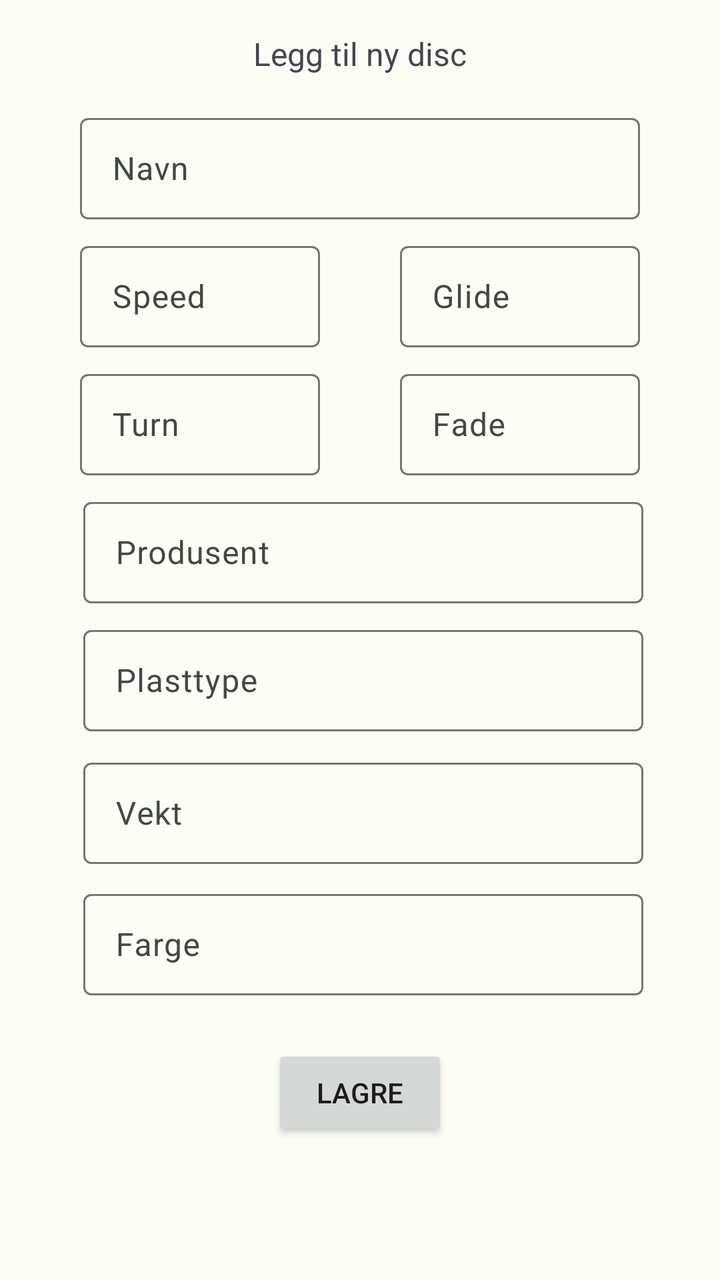
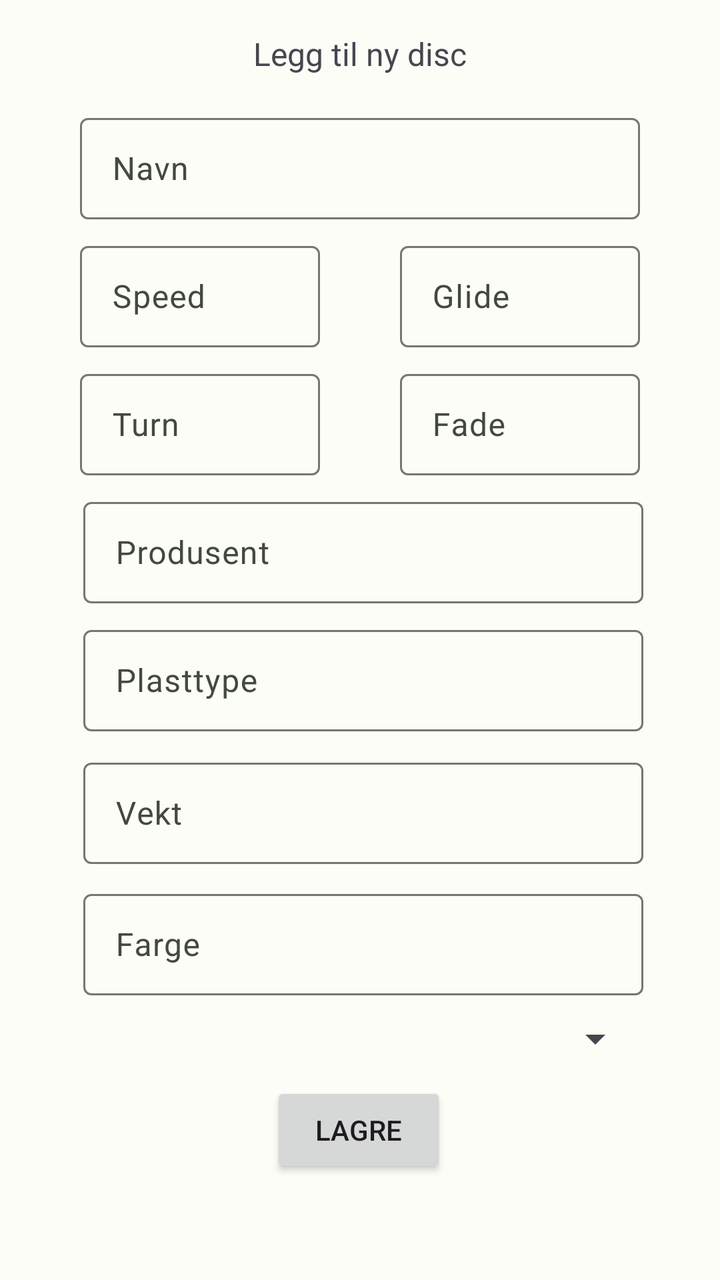

Before-and-after screenshots of an Android layout around one commit, followed by the original layout XML and the change that was made.
<!-- AndroidManifest.xml: application theme Theme.DiscgolfApp -->
<!-- res/layout/fragment_create_disc.xml -->
<?xml version="1.0" encoding="utf-8"?>
<androidx.constraintlayout.widget.ConstraintLayout xmlns:android="http://schemas.android.com/apk/res/android"
    xmlns:app="http://schemas.android.com/apk/res-auto"
    xmlns:tools="http://schemas.android.com/tools"
    android:layout_width="match_parent"
    android:layout_height="match_parent">

    <TextView
        android:id="@+id/textView6"
        android:layout_width="wrap_content"
        android:layout_height="wrap_content"
        android:layout_marginTop="16dp"
        android:text="@string/add_disc"
        android:textSize="16sp"
        app:layout_constraintEnd_toEndOf="parent"
        app:layout_constraintStart_toStartOf="parent"
        app:layout_constraintTop_toTopOf="parent" />

    <com.google.android.material.textfield.TextInputLayout
        style="@style/Widget.Material3.TextInputLayout.OutlinedBox"
        android:id="@+id/DiscNameTextInputLayout"
        android:layout_width="280dp"
        android:layout_height="56dp"
        android:layout_marginTop="16dp"
        android:hint="@string/name"
        app:layout_constraintEnd_toEndOf="parent"
        app:layout_constraintStart_toStartOf="parent"
        app:layout_constraintTop_toBottomOf="@+id/textView6">

        <com.google.android.material.textfield.TextInputEditText
            android:id="@+id/DiscNameEditText"
            android:layout_width="match_parent"
            android:layout_height="match_parent"
            android:background="@null"
            android:inputType="text"
            android:textColorHint="#757575"
            android:textSize="16sp"
            tools:ignore="TextContrastCheck" />
    </com.google.android.material.textfield.TextInputLayout>

    <com.google.android.material.textfield.TextInputLayout
        android:id="@+id/DiscSpeedTextInputLayout"
        android:layout_width="120dp"
        android:layout_height="56dp"
        android:layout_marginTop="8dp"
        app:layout_constraintStart_toStartOf="@+id/DiscNameTextInputLayout"
        app:layout_constraintTop_toBottomOf="@+id/DiscNameTextInputLayout">

        <com.google.android.material.textfield.TextInputEditText
            android:id="@+id/DiscSpeedEditText"
            android:layout_width="match_parent"
            android:layout_height="match_parent"
            android:hint="@string/speed"
            android:textColorHint="#757575"
            android:textSize="16sp"
            android:inputType="numberSigned"
            tools:ignore="TextContrastCheck" />
    </com.google.android.material.textfield.TextInputLayout>

    <com.google.android.material.textfield.TextInputLayout
        android:id="@+id/DiscGlideTextInputLayout"
        android:layout_width="120dp"
        android:layout_height="56dp"
        android:layout_marginTop="8dp"
        app:layout_constraintEnd_toEndOf="@+id/DiscNameTextInputLayout"
        app:layout_constraintTop_toBottomOf="@+id/DiscNameTextInputLayout">

        <com.google.android.material.textfield.TextInputEditText
            android:id="@+id/DiscGlideEditText"
            android:layout_width="match_parent"
            android:layout_height="match_parent"
            android:hint="@string/glide"
            android:textColorHint="#757575"
            android:textSize="16sp"
            android:inputType="numberSigned"
            tools:ignore="TextContrastCheck" />
    </com.google.android.material.textfield.TextInputLayout>

    <com.google.android.material.textfield.TextInputLayout
        android:id="@+id/DiscTurnTextInputLayout"
        android:layout_width="120dp"
        android:layout_height="56dp"
        android:layout_marginTop="8dp"
        app:layout_constraintStart_toStartOf="@+id/DiscNameTextInputLayout"
        app:layout_constraintTop_toBottomOf="@+id/DiscSpeedTextInputLayout">

        <com.google.android.material.textfield.TextInputEditText
            android:id="@+id/DiscTurnEditText"
            android:layout_width="match_parent"
            android:layout_height="match_parent"
            android:hint="@string/turn"
            android:textColorHint="#757575"
            android:textSize="16sp"
            android:inputType="numberSigned"
            tools:ignore="TextContrastCheck" />
    </com.google.android.material.textfield.TextInputLayout>

    <com.google.android.material.textfield.TextInputLayout
        android:id="@+id/DiscFadeTextInputLayout"
        android:layout_width="120dp"
        android:layout_height="56dp"
        android:layout_marginTop="8dp"
        app:layout_constraintEnd_toEndOf="@+id/DiscNameTextInputLayout"
        app:layout_constraintTop_toBottomOf="@+id/DiscGlideTextInputLayout">

        <com.google.android.material.textfield.TextInputEditText
            android:id="@+id/DiscFadeEditText"
            android:layout_width="match_parent"
            android:layout_height="match_parent"
            android:hint="@string/fade"
            android:textColorHint="#757575"
            android:textSize="16sp"
            android:inputType="numberSigned"
            tools:ignore="TextContrastCheck" />
    </com.google.android.material.textfield.TextInputLayout>

    <com.google.android.material.textfield.TextInputLayout
        android:id="@+id/DiscManufactureTextInputLayout"
        android:layout_width="280dp"
        android:layout_height="56dp"
        android:layout_marginTop="8dp"
        app:layout_constraintBottom_toBottomOf="parent"
        app:layout_constraintEnd_toEndOf="parent"
        app:layout_constraintHorizontal_bias="0.519"
        app:layout_constraintStart_toStartOf="parent"
        app:layout_constraintTop_toBottomOf="@+id/DiscTurnTextInputLayout"
        app:layout_constraintVertical_bias="0.0">

        <com.google.android.material.textfield.TextInputEditText
            android:id="@+id/DiscManufactureEditText"
            android:layout_width="match_parent"
            android:layout_height="match_parent"
            android:hint="@string/disc_manufacture"
            android:inputType="text"
            android:textColorHint="#757575"
            android:textSize="16sp"
            tools:ignore="TextContrastCheck" />
    </com.google.android.material.textfield.TextInputLayout>

    <com.google.android.material.textfield.TextInputLayout
        android:id="@+id/DiscPlasticTextInputLayout"
        android:layout_width="280dp"
        android:layout_height="56dp"
        android:layout_marginTop="8dp"
        android:layout_marginBottom="156dp"
        app:layout_constraintBottom_toBottomOf="parent"
        app:layout_constraintEnd_toEndOf="parent"
        app:layout_constraintHorizontal_bias="0.519"
        app:layout_constraintStart_toStartOf="parent"
        app:layout_constraintTop_toBottomOf="@+id/DiscManufactureTextInputLayout"
        app:layout_constraintVertical_bias="0.0">

        <com.google.android.material.textfield.TextInputEditText
            android:id="@+id/DiscPlasticEditText"
            android:layout_width="match_parent"
            android:layout_height="match_parent"
            android:hint="@string/disc_plastic"
            android:inputType="text"
            android:textColorHint="#757575"
            android:textSize="16sp"
            tools:ignore="TextContrastCheck" />
    </com.google.android.material.textfield.TextInputLayout>

    <com.google.android.material.textfield.TextInputLayout
        android:id="@+id/DiscWeightTextInputLayout"
        android:layout_width="280dp"
        android:layout_height="56dp"
        android:layout_marginTop="8dp"
        android:layout_marginBottom="16dp"
        app:layout_constraintBottom_toBottomOf="parent"
        app:layout_constraintEnd_toEndOf="parent"
        app:layout_constraintHorizontal_bias="0.519"
        app:layout_constraintStart_toStartOf="parent"
        app:layout_constraintTop_toBottomOf="@+id/DiscPlasticTextInputLayout"
        app:layout_constraintVertical_bias="0.012">

        <com.google.android.material.textfield.TextInputEditText
            android:id="@+id/DiscWeightEditText"
            android:layout_width="match_parent"
            android:layout_height="match_parent"
            android:hint="@string/disc_weight"
            android:inputType="number"
            android:textColorHint="#757575"
            android:textSize="16sp"
            tools:ignore="TextContrastCheck" />
    </com.google.android.material.textfield.TextInputLayout>

    <com.google.android.material.textfield.TextInputLayout
        android:id="@+id/DiscColorTextInputLayout"
        android:layout_width="280dp"
        android:layout_height="56dp"
        android:layout_marginTop="8dp"
        android:layout_marginBottom="16dp"
        app:layout_constraintBottom_toBottomOf="parent"
        app:layout_constraintEnd_toEndOf="parent"
        app:layout_constraintHorizontal_bias="0.519"
        app:layout_constraintStart_toStartOf="parent"
        app:layout_constraintTop_toBottomOf="@+id/DiscWeightTextInputLayout"
        app:layout_constraintVertical_bias="0.012">

        <com.google.android.material.textfield.TextInputEditText
            android:id="@+id/DiscColorEditText"
            android:layout_width="match_parent"
            android:layout_height="match_parent"
            android:hint="@string/disc_color"
            android:inputType="text"
            android:textColorHint="#757575"
            android:textSize="16sp"
            tools:ignore="TextContrastCheck" />
    </com.google.android.material.textfield.TextInputLayout>

    <Button
        android:id="@+id/saveDiscBtn"
        android:layout_width="wrap_content"
        android:layout_height="wrap_content"
        android:layout_marginTop="16dp"
        android:text="@string/save"
        app:layout_constraintBottom_toBottomOf="parent"
        app:layout_constraintEnd_toEndOf="parent"
        app:layout_constraintStart_toStartOf="parent"
        app:layout_constraintTop_toBottomOf="@+id/DiscColorTextInputLayout"
        app:layout_constraintVertical_bias="0.112" />


</androidx.constraintlayout.widget.ConstraintLayout>
<!-- resources referenced by this layout -->
<resources>
  <string name="add_disc">Legg til ny disc</string>
  <string name="disc_color">Farge</string>
  <string name="disc_manufacture">Produsent</string>
  <string name="disc_plastic">Plasttype</string>
  <string name="disc_weight">Vekt</string>
  <string name="fade">Fade</string>
  <string name="glide">Glide</string>
  <string name="name">Navn</string>
  <string name="save">Lagre</string>
  <string name="speed">Speed</string>
  <string name="turn">Turn</string>
  <color name="md_theme_light_primary">#266C2B</color>
  <color name="md_theme_light_onPrimary">#FFFFFF</color>
  <color name="md_theme_light_primaryContainer">#AAF5A4</color>
  <color name="md_theme_light_onPrimaryContainer">#002204</color>
  <color name="md_theme_light_secondary">#52634F</color>
  <color name="md_theme_light_onSecondary">#FFFFFF</color>
  <color name="md_theme_light_secondaryContainer">#D5E8CF</color>
  <color name="md_theme_light_onSecondaryContainer">#101F10</color>
  <color name="md_theme_light_tertiary">#38656A</color>
  <color name="md_theme_light_onTertiary">#FFFFFF</color>
  <color name="md_theme_light_tertiaryContainer">#BCEBF1</color>
  <color name="md_theme_light_onTertiaryContainer">#001F23</color>
  <color name="md_theme_light_error">#BA1A1A</color>
  <color name="md_theme_light_errorContainer">#FFDAD6</color>
  <color name="md_theme_light_onError">#FFFFFF</color>
  <color name="md_theme_light_onErrorContainer">#410002</color>
  <color name="md_theme_light_background">#FCFDF6</color>
  <color name="md_theme_light_onBackground">#1A1C19</color>
  <color name="md_theme_light_surface">#FCFDF6</color>
  <color name="md_theme_light_onSurface">#1A1C19</color>
  <color name="md_theme_light_surfaceVariant">#DEE5D8</color>
  <color name="md_theme_light_onSurfaceVariant">#424940</color>
  <color name="md_theme_light_outline">#72796F</color>
  <color name="md_theme_light_inverseOnSurface">#F0F1EB</color>
  <color name="md_theme_light_inverseSurface">#2F312D</color>
  <color name="md_theme_light_inversePrimary">#8FD88A</color>
  <!-- unchanged entries left out for length: 1 -->
</resources>

<!-- the commit's change to res/layout/fragment_create_disc.xml (unified diff, before → after) -->
@@ -217,9 +217,24 @@
         android:text="@string/save"
         app:layout_constraintBottom_toBottomOf="parent"
         app:layout_constraintEnd_toEndOf="parent"
+        app:layout_constraintHorizontal_bias="0.498"
         app:layout_constraintStart_toStartOf="parent"
         app:layout_constraintTop_toBottomOf="@+id/DiscColorTextInputLayout"
-        app:layout_constraintVertical_bias="0.112" />
+        app:layout_constraintVertical_bias="0.347" />
+
+    <Spinner
+        android:id="@+id/discTypeSpinner"
+        android:layout_width="280dp"
+        android:layout_height="46dp"
+        android:contentDescription="@string/disc_type"
+        android:spinnerMode="dialog"
+        app:layout_constraintBottom_toTopOf="@+id/saveDiscBtn"
+        app:layout_constraintEnd_toEndOf="@+id/DiscColorTextInputLayout"
+        app:layout_constraintStart_toStartOf="@+id/DiscColorTextInputLayout"
+        app:layout_constraintTop_toBottomOf="@+id/DiscColorTextInputLayout"
+        />
+
+
 
 
 </androidx.constraintlayout.widget.ConstraintLayout>
<!-- resource entries referenced after the edit -->
@@ -4,6 +4,7 @@
   <string name="disc_color">Farge</string>
   <string name="disc_manufacture">Produsent</string>
   <string name="disc_plastic">Plasttype</string>
+  <string name="disc_type">disc type</string>
   <string name="disc_weight">Vekt</string>
   <string name="fade">Fade</string>
   <string name="glide">Glide</string>
